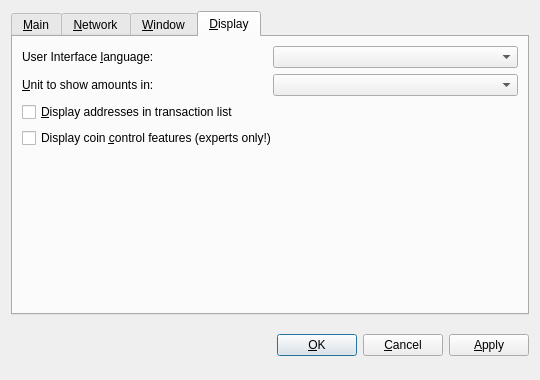
zeitcoin/zeitcoin, file src/qt/forms/optionsdialog.ui: the form before one commit.
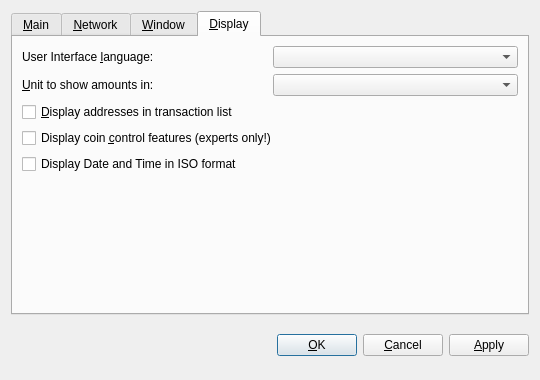
The form after the commit. The open tabs and pages were chosen to show the change. Custom widgets are drawn as their Qt base class.

Commit message: ISO time format

Diff of the .ui file:
```diff
--- a/src/qt/forms/optionsdialog.ui
+++ b/src/qt/forms/optionsdialog.ui
@@ -353,6 +353,13 @@
          </property>
         </widget>
        </item>
+       <item>
+        <widget class="QCheckBox" name="displayDateTimeISO">
+         <property name="text">
+          <string>Display Date and Time in ISO format</string>
+         </property>
+        </widget>
+       </item>
        <item>
         <spacer name="verticalSpacer_Display">
          <property name="orientation">
```
Left out of the diff: 2 changed lines with no effect on the pictures. The commit also changes 9 other files.
